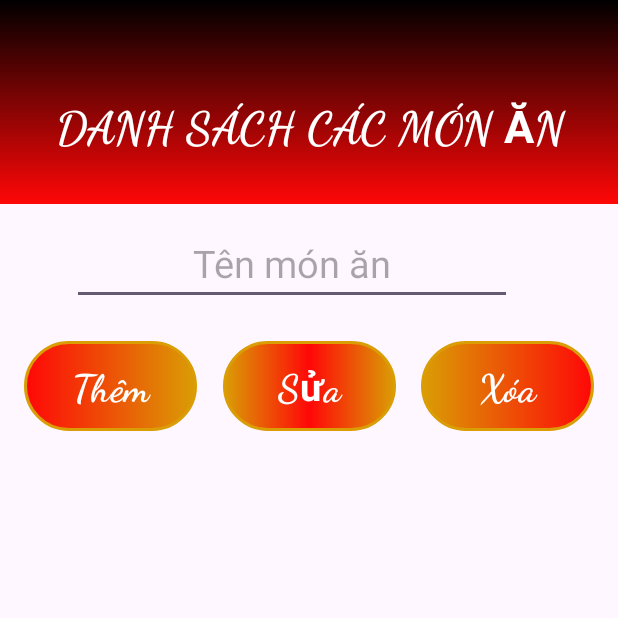
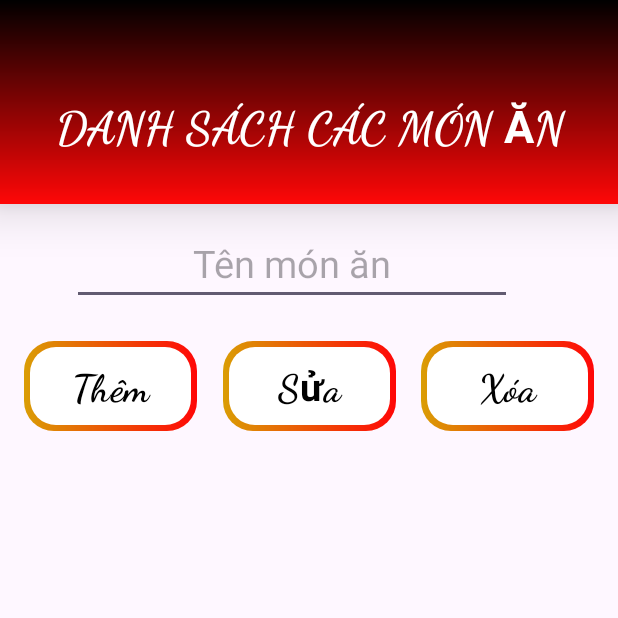
Before and after one commit to nguyenduydan/63133615_AndroidProgramming, an Android app: the screen it shows after launch (MainActivity), on a phone screen of 412 x 824 dp, the top half of it. Run offline under Robolectric (Android 15) with nearby library versions, the light colour scheme and no system bars.

Commit message:
Update giao diện

```diff
--- a/DsMonAn/app/src/main/res/drawable/btn_del.xml
+++ b/DsMonAn/app/src/main/res/drawable/btn_del.xml
@@ -1,7 +1,8 @@
 <?xml version="1.0" encoding="utf-8"?>
-<shape xmlns:android="http://schemas.android.com/apk/res/android"
-    android:shape="rectangle"
+<layer-list xmlns:android="http://schemas.android.com/apk/res/android"
     >
+    <item>
+        <shape android:shape="rectangle">
             <gradient
                 android:type="linear"
                 android:startColor="#FF0707"
@@ -9,14 +10,19 @@
                 android:angle="180"
                 />
             <corners
-        android:radius="100sp"
+                android:radius="20sp"
                 />
             <size
                 android:width="100sp"
-        android:height="50sp"
-        />
-    <stroke
-        android:color="#DA9D05"
-        android:width="2dp"
+                android:height="70sp"
                 />
         </shape>
+    </item>
+    <item android:top="4dp" android:bottom="4dp" android:start="4.5dp" android:end="4.5dp">
+        <shape android:shape="rectangle">
+            <solid android:color="#FFFFFF" />
+            <corners android:radius="17sp"/>
+        </shape>
+    </item>
+
+</layer-list>
--- a/DsMonAn/app/src/main/res/drawable/btn_design.xml
+++ b/DsMonAn/app/src/main/res/drawable/btn_design.xml
@@ -1,21 +1,28 @@
 <?xml version="1.0" encoding="utf-8"?>
-<shape xmlns:android="http://schemas.android.com/apk/res/android"
-     android:shape="rectangle"
+<layer-list xmlns:android="http://schemas.android.com/apk/res/android"
     >
+    <item>
+        <shape android:shape="rectangle">
             <gradient
                 android:type="linear"
                 android:startColor="#FF0707"
                 android:endColor="#DA9D05"
+                android:angle="180"
                 />
             <corners
-        android:radius="100sp"
+                android:radius="20sp"
                 />
             <size
                 android:width="100sp"
-        android:height="50sp"
-        />
-    <stroke
-        android:color="#DA9D05"
-        android:width="2dp"
+                android:height="70sp"
                 />
         </shape>
+    </item>
+    <item android:top="4dp" android:bottom="4dp" android:start="4.5dp" android:end="4.5dp">
+        <shape android:shape="rectangle">
+            <solid android:color="#FFFFFF" />
+            <corners android:radius="17sp"/>
+        </shape>
+    </item>
+
+</layer-list>
--- a/DsMonAn/app/src/main/res/drawable/btn_edit.xml
+++ b/DsMonAn/app/src/main/res/drawable/btn_edit.xml
@@ -1,21 +1,28 @@
 <?xml version="1.0" encoding="utf-8"?>
-<shape xmlns:android="http://schemas.android.com/apk/res/android"
-    android:shape="rectangle"
+<layer-list xmlns:android="http://schemas.android.com/apk/res/android"
     >
+    <item>
+        <shape android:shape="rectangle">
             <gradient
-        android:startColor="#DA9D05"
-        android:centerColor="#FF0707"
+                android:type="linear"
+                android:startColor="#FF0707"
                 android:endColor="#DA9D05"
+                android:angle="180"
                 />
             <corners
-        android:radius="100sp"
+                android:radius="20sp"
                 />
             <size
                 android:width="100sp"
-        android:height="50sp"
-        />
-    <stroke
-        android:color="#DA9D05"
-        android:width="2dp"
+                android:height="70sp"
                 />
         </shape>
+    </item>
+    <item android:top="4dp" android:bottom="4dp" android:start="4.5dp" android:end="4.5dp">
+        <shape android:shape="rectangle">
+            <solid android:color="#FFFFFF" />
+            <corners android:radius="17sp"/>
+        </shape>
+    </item>
+
+</layer-list>
--- a/DsMonAn/app/src/main/res/layout/activity_main.xml
+++ b/DsMonAn/app/src/main/res/layout/activity_main.xml
@@ -15,7 +15,8 @@
         android:fontFamily="@font/dancing_script_bold"
         android:gravity="center"
         android:paddingTop="30sp"
-        android:text="Danh Sách Các món ăn"
+        android:text="danh sách các món ăn"
+        android:elevation="20sp"
         android:textAlignment="center"
         android:textAllCaps="true"
         android:textColor="@color/white"
@@ -63,6 +64,7 @@
         android:background="@drawable/btn_design"
         android:fontFamily="@font/dancing_script_bold"
         android:text="Thêm"
+        android:textColor="@color/black"
         android:textSize="25sp"
         android:textStyle="bold"
         app:backgroundTint="@null"
@@ -77,6 +79,7 @@
         android:background="@drawable/btn_edit"
         android:fontFamily="@font/dancing_script_bold"
         android:text="Sửa"
+        android:textColor="@color/black"
         android:textSize="25sp"
         android:textStyle="bold"
         app:backgroundTint="@null"
@@ -93,6 +96,7 @@
         android:background="@drawable/btn_del"
         android:fontFamily="@font/dancing_script_bold"
         android:text="Xóa"
+        android:textColor="@color/black"
         android:textSize="25sp"
         android:textStyle="bold"
         app:backgroundTint="@null"
```
Lines whose indentation alone changed are shown as unchanged.
